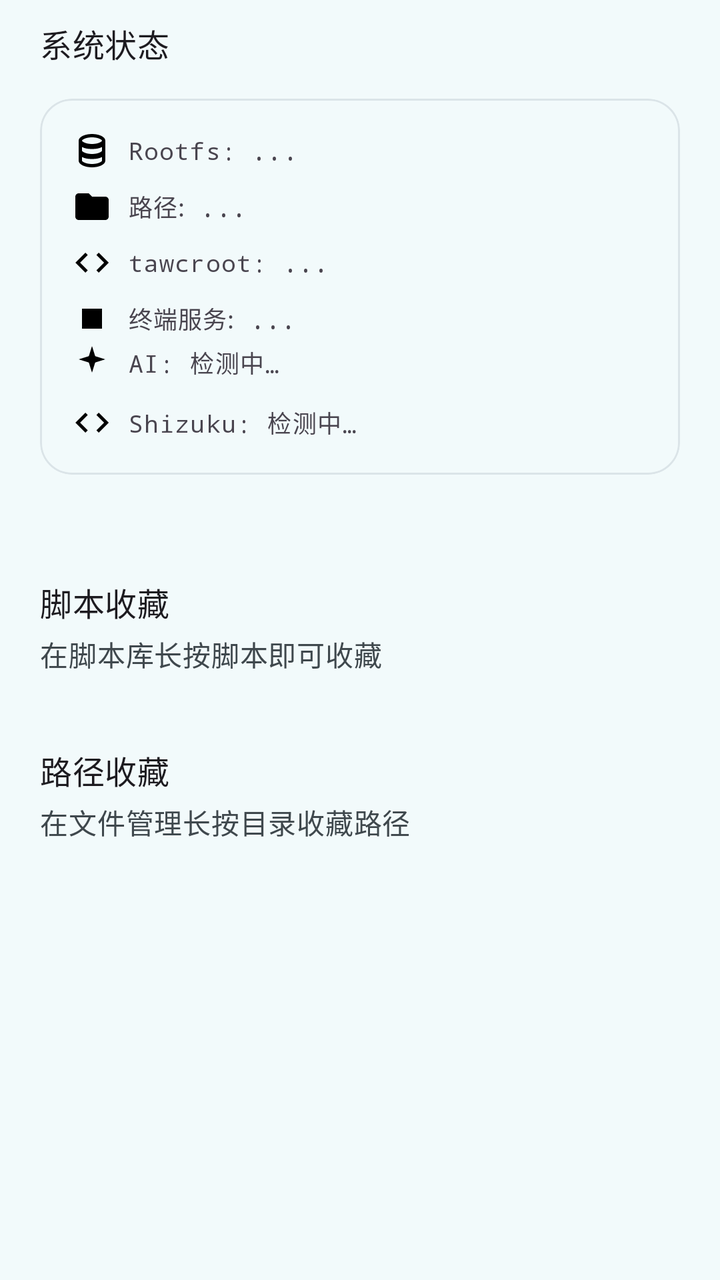
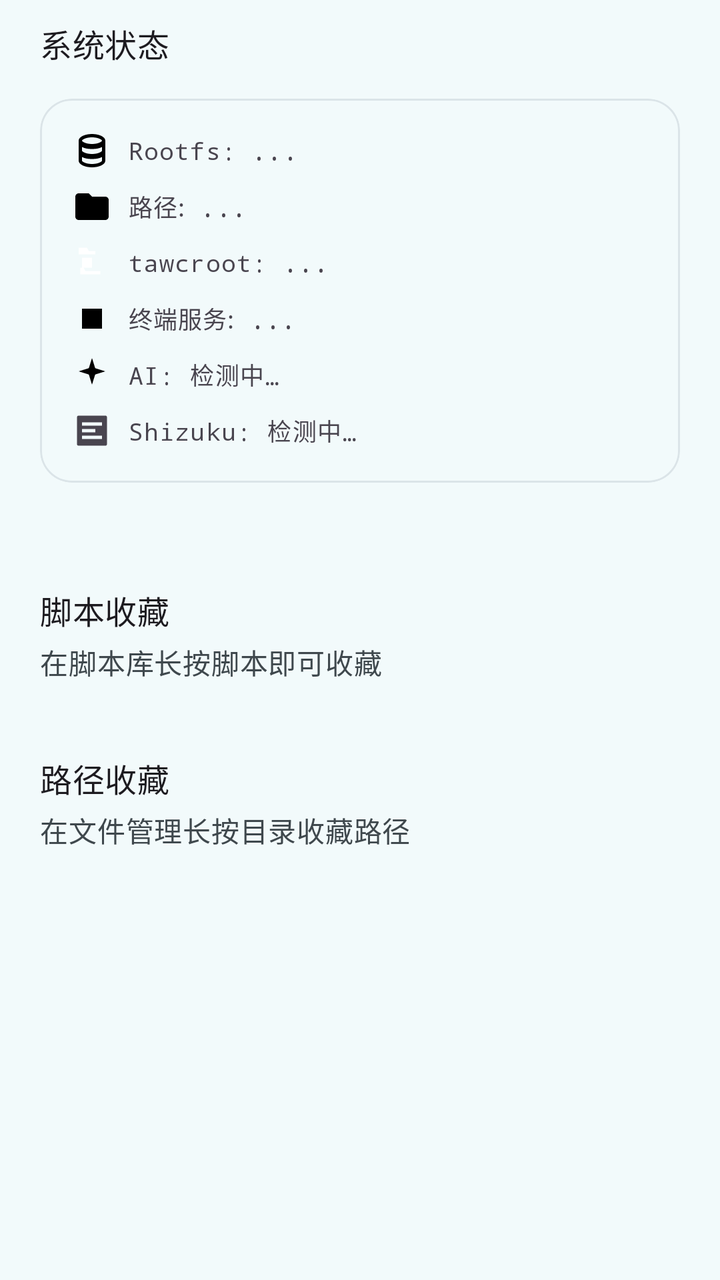

Before-and-after screenshots of an Android layout around one commit, followed by the original layout XML and the change that was made.
<!-- AndroidManifest.xml: application theme Theme.CodeTool -->
<!-- res/layout/fragment_home.xml -->
<?xml version="1.0" encoding="utf-8"?>
<ScrollView xmlns:android="http://schemas.android.com/apk/res/android"
    xmlns:app="http://schemas.android.com/apk/res-auto"
    android:layout_width="match_parent"
    android:layout_height="match_parent"
    android:background="?android:attr/colorBackground"
    android:scrollbars="none"
    android:paddingHorizontal="20dp"
    android:paddingTop="10dp"
    android:paddingBottom="20dp">

    <LinearLayout
        android:layout_width="match_parent"
        android:layout_height="wrap_content"
        android:orientation="vertical">

        <com.google.android.material.textview.MaterialTextView
            android:layout_width="wrap_content"
            android:layout_height="wrap_content"
            android:text="系统状态"
            android:textAppearance="?attr/textAppearanceTitleMedium"
            android:layout_marginBottom="16dp" />

        <com.google.android.material.card.MaterialCardView
            android:layout_width="match_parent"
            android:layout_height="wrap_content"
            app:cardCornerRadius="16dp"
            app:cardElevation="0dp"
            app:strokeWidth="1dp"
            app:strokeColor="?attr/colorSurfaceVariant"
            android:layout_marginBottom="20dp">

            <LinearLayout
                android:layout_width="match_parent"
                android:layout_height="wrap_content"
                android:orientation="vertical"
                android:padding="16dp">

                
                <LinearLayout
                    android:layout_width="match_parent"
                    android:layout_height="wrap_content"
                    android:orientation="horizontal"
                    android:gravity="center_vertical"
                    android:baselineAligned="false">

                    <ImageView
                        android:id="@+id/rootfsIcon"
                        android:layout_width="20dp"
                        android:layout_height="20dp"
                        android:scaleType="fitCenter"
                        android:src="@drawable/ic_storage"
                        android:contentDescription="@null" />

                    <com.google.android.material.textview.MaterialTextView
                        android:id="@+id/rootfsText"
                        android:layout_width="0dp"
                        android:layout_height="wrap_content"
                        android:layout_weight="1"
                        android:layout_marginStart="8dp"
                        android:fontFamily="monospace"
                        android:textAppearance="?attr/textAppearanceBodySmall"
                        android:text="Rootfs: ..." />
                </LinearLayout>

                <LinearLayout
                    android:layout_width="match_parent"
                    android:layout_height="wrap_content"
                    android:layout_marginTop="8dp"
                    android:orientation="horizontal"
                    android:gravity="center_vertical"
                    android:baselineAligned="false">

                    <ImageView
                        android:id="@+id/pathIcon"
                        android:layout_width="20dp"
                        android:layout_height="20dp"
                        android:scaleType="fitCenter"
                        android:src="@drawable/ic_folder"
                        android:contentDescription="@null" />

                    <com.google.android.material.textview.MaterialTextView
                        android:id="@+id/pathText"
                        android:layout_width="0dp"
                        android:layout_height="wrap_content"
                        android:layout_weight="1"
                        android:layout_marginStart="8dp"
                        android:fontFamily="monospace"
                        android:textAppearance="?attr/textAppearanceBodySmall"
                        android:text="路径: ..." />
                </LinearLayout>

                <LinearLayout
                    android:layout_width="match_parent"
                    android:layout_height="wrap_content"
                    android:layout_marginTop="8dp"
                    android:orientation="horizontal"
                    android:gravity="center_vertical"
                    android:baselineAligned="false">

                    <ImageView
                        android:id="@+id/tawcrootIcon"
                        android:layout_width="20dp"
                        android:layout_height="20dp"
                        android:scaleType="fitCenter"
                        android:src="@drawable/ic_code"
                        android:contentDescription="@null" />

                    <com.google.android.material.textview.MaterialTextView
                        android:id="@+id/tawcrootText"
                        android:layout_width="0dp"
                        android:layout_height="wrap_content"
                        android:layout_weight="1"
                        android:layout_marginStart="8dp"
                        android:fontFamily="monospace"
                        android:textAppearance="?attr/textAppearanceBodySmall"
                        android:text="tawcroot: ..." />
                </LinearLayout>

                <LinearLayout
                    android:layout_width="match_parent"
                    android:layout_height="wrap_content"
                    android:layout_marginTop="8dp"
                    android:orientation="horizontal"
                    android:gravity="center_vertical"
                    android:baselineAligned="false">

                    <ImageView
                        android:id="@+id/serviceIcon"
                        android:layout_width="20dp"
                        android:layout_height="20dp"
                        android:scaleType="fitCenter"
                        android:src="@drawable/ic_stop"
                        android:contentDescription="@null" />

                    <com.google.android.material.textview.MaterialTextView
                        android:id="@+id/serviceText"
                        android:layout_width="0dp"
                        android:layout_height="wrap_content"
                        android:layout_weight="1"
                        android:layout_marginStart="8dp"
                        android:fontFamily="monospace"
                        android:textAppearance="?attr/textAppearanceBodySmall"
                        android:text="终端服务: ..." />
                </LinearLayout>

                
                <LinearLayout
                    android:layout_width="match_parent"
                    android:layout_height="wrap_content"
                    android:orientation="horizontal"
                    android:gravity="center_vertical"
                    android:paddingVertical="2dp">

                    <ImageView
                        android:id="@+id/aiStatusIcon"
                        android:layout_width="20dp"
                        android:layout_height="20dp"
                        android:scaleType="fitCenter"
                        android:src="@drawable/ic_ai"
                        android:contentDescription="@null" />

                    <com.google.android.material.textview.MaterialTextView
                        android:id="@+id/aiStatusText"
                        android:layout_width="0dp"
                        android:layout_height="wrap_content"
                        android:layout_weight="1"
                        android:layout_marginStart="8dp"
                        android:fontFamily="monospace"
                        android:textAppearance="?attr/textAppearanceBodySmall"
                        android:text="AI: 检测中…" />
                </LinearLayout>

                
                <LinearLayout
                    android:id="@+id/shizukuRow"
                    android:layout_width="match_parent"
                    android:layout_height="wrap_content"
                    android:layout_marginTop="8dp"
                    android:orientation="horizontal"
                    android:gravity="center_vertical"
                    android:baselineAligned="false"
                    android:clickable="true"
                    android:focusable="true"
                    android:background="?attr/selectableItemBackground">

                    <ImageView
                        android:id="@+id/shizukuIcon"
                        android:layout_width="20dp"
                        android:layout_height="20dp"
                        android:scaleType="fitCenter"
                        android:src="@drawable/ic_code"
                        android:contentDescription="@null" />

                    <com.google.android.material.textview.MaterialTextView
                        android:id="@+id/shizukuText"
                        android:layout_width="0dp"
                        android:layout_height="wrap_content"
                        android:layout_weight="1"
                        android:layout_marginStart="8dp"
                        android:fontFamily="monospace"
                        android:textAppearance="?attr/textAppearanceBodySmall"
                        android:text="Shizuku: 检测中…" />
                </LinearLayout>

                <com.google.android.material.progressindicator.LinearProgressIndicator
                    android:id="@+id/progressBar"
                    android:layout_width="match_parent"
                    android:layout_height="wrap_content"
                    android:layout_marginTop="12dp"
                    android:visibility="gone"
                    app:indicatorColor="?attr/colorPrimary"
                    app:trackColor="?attr/colorSurfaceVariant"
                    app:trackCornerRadius="4dp"
                    app:trackThickness="6dp" />

            </LinearLayout>
        </com.google.android.material.card.MaterialCardView>

        
        <com.google.android.material.textview.MaterialTextView
            android:id="@+id/scriptFavTitle"
            android:layout_width="wrap_content"
            android:layout_height="wrap_content"
            android:layout_marginTop="32dp"
            android:text="脚本收藏"
            android:textAppearance="?attr/textAppearanceTitleMedium" />

        <com.google.android.material.textview.MaterialTextView
            android:id="@+id/scriptFavEmpty"
            android:layout_width="wrap_content"
            android:layout_height="wrap_content"
            android:layout_marginTop="4dp"
            android:textAppearance="?attr/textAppearanceBodyMedium"
            android:textColor="?attr/colorOnSurfaceVariant"
            android:text="在脚本库长按脚本即可收藏" />

        <LinearLayout
            android:id="@+id/scriptFavList"
            android:layout_width="match_parent"
            android:layout_height="wrap_content"
            android:layout_marginTop="8dp"
            android:orientation="vertical" />

        
        <com.google.android.material.textview.MaterialTextView
            android:id="@+id/pathFavTitle"
            android:layout_width="wrap_content"
            android:layout_height="wrap_content"
            android:layout_marginTop="28dp"
            android:text="路径收藏"
            android:textAppearance="?attr/textAppearanceTitleMedium" />

        <com.google.android.material.textview.MaterialTextView
            android:id="@+id/pathFavEmpty"
            android:layout_width="wrap_content"
            android:layout_height="wrap_content"
            android:layout_marginTop="4dp"
            android:textAppearance="?attr/textAppearanceBodyMedium"
            android:textColor="?attr/colorOnSurfaceVariant"
            android:text="在文件管理长按目录收藏路径" />

        <LinearLayout
            android:id="@+id/pathFavList"
            android:layout_width="match_parent"
            android:layout_height="wrap_content"
            android:layout_marginTop="8dp"
            android:orientation="vertical" />

    </LinearLayout>
</ScrollView>
<!-- resources referenced by this layout -->
<resources>
  <!-- drawable ic_ai (drawable) -->
  <vector xmlns:android="http://schemas.android.com/apk/res/android"
      android:width="20dp"
      android:height="20dp"
      android:viewportWidth="24"
      android:viewportHeight="24">
      <path
          android:fillColor="#FF000000"
          android:pathData="M12,2l1.9,6.1L20,10l-6.1,1.9L12,18l-1.9,-6.1L4,10l6.1,-1.9L12,2z" />
  </vector>
  <!-- drawable ic_code (drawable) -->
  <vector xmlns:android="http://schemas.android.com/apk/res/android"
      android:width="20dp"
      android:height="20dp"
      android:viewportWidth="24"
      android:viewportHeight="24">
      <path
          android:fillColor="#FF000000"
          android:pathData="M9.4,16.6L4.8,12l4.6,-4.6L8,6l-6,6 6,6 1.4,-1.4zM14.6,16.6l4.6,-4.6 -4.6,-4.6L16,6l6,6 -6,6 -1.4,-1.4z" />
  </vector>
  <!-- drawable ic_folder (drawable) -->
  <vector xmlns:android="http://schemas.android.com/apk/res/android" android:width="20dp" android:height="20dp" android:viewportWidth="24" android:viewportHeight="24">
    <path android:fillColor="#FF000000" android:pathData="M10,4H4c-1.1,0 -1.99,0.9 -1.99,2L2,18c0,1.1 0.9,2 2,2h16c1.1,0 2,-0.9 2,-2V8c0,-1.1 -0.9,-2 -2,-2h-8l-2,-2z"/>
  </vector>
  <!-- drawable ic_stop (drawable) -->
  <vector xmlns:android="http://schemas.android.com/apk/res/android" android:width="20dp" android:height="20dp" android:viewportWidth="24" android:viewportHeight="24">
    <path android:fillColor="#FF000000" android:pathData="M6,6h12v12H6V6z"/>
  </vector>
  <!-- drawable ic_storage (drawable) -->
  <vector xmlns:android="http://schemas.android.com/apk/res/android"
      android:width="20dp"
      android:height="20dp"
      android:viewportWidth="24"
      android:viewportHeight="24">
      <path
          android:fillColor="#FF000000"
          android:pathData="M12,2C7.58,2 4,3.79 4,6v12c0,2.21 3.58,4 8,4s8,-1.79 8,-4V6c0,-2.21 -3.58,-4 -8,-4zM12,4c3.87,0 6,1.5 6,2s-2.13,2 -6,2S6,6.5 6,6 8.13,4 12,4zM18,18c0,0.5 -2.13,2 -6,2s-6,-1.5 -6,-2v-2.2c1.45,0.85 3.62,1.2 6,1.2s4.55,-0.35 6,-1.2V18zM18,12c0,0.5 -2.13,2 -6,2s-6,-1.5 -6,-2v-2.2c1.45,0.85 3.62,1.2 6,1.2s4.55,-0.35 6,-1.2V12z" />
  </vector>
  <color name="light_primary">#FF006A78</color>
  <color name="light_on_primary">#FFFFFFFF</color>
  <color name="light_primary_container">#FF9CEAFB</color>
  <color name="light_on_primary_container">#FF00202A</color>
  <color name="light_secondary">#FF4C636B</color>
  <color name="light_on_secondary">#FFFFFFFF</color>
  <color name="light_secondary_container">#FFCFE8F1</color>
  <color name="light_on_secondary_container">#FF071F25</color>
  <color name="light_surface">#FFF2FAFB</color>
  <color name="light_on_surface">#FF171D1F</color>
  <color name="light_surface_variant">#FFDBE4E8</color>
  <color name="light_on_surface_variant">#FF3F484D</color>
  <color name="light_surface_container">#FFE6EFF1</color>
  <color name="light_background">#FFF2FAFB</color>
  <color name="light_on_background">#FF171D1F</color>
  <color name="light_outline">#FF6F797D</color>
  <color name="error">#FFFFB4AB</color>
  <color name="error_container">#FF93000A</color>
  <color name="on_error_container">#FFFFDAD6</color>
  <!-- unchanged entries left out for length: 1 -->
</resources>

<!-- the commit's change to res/layout/fragment_home.xml (unified diff, before → after) -->
@@ -103,7 +103,7 @@
                         android:layout_width="20dp"
                         android:layout_height="20dp"
                         android:scaleType="fitCenter"
-                        android:src="@drawable/ic_code"
+                        android:src="@drawable/ic_container"
                         android:contentDescription="@null" />
 
                     <com.google.android.material.textview.MaterialTextView
@@ -148,9 +148,10 @@
                 <LinearLayout
                     android:layout_width="match_parent"
                     android:layout_height="wrap_content"
-                    android:orientation="horizontal"
-                    android:gravity="center_vertical"
-                    android:paddingVertical="2dp">
+                    android:layout_marginTop="8dp"
+                    android:orientation="horizontal"
+                    android:gravity="center_vertical"
+                    android:baselineAligned="false">
 
                     <ImageView
                         android:id="@+id/aiStatusIcon"
@@ -189,7 +190,7 @@
                         android:layout_width="20dp"
                         android:layout_height="20dp"
                         android:scaleType="fitCenter"
-                        android:src="@drawable/ic_code"
+                        android:src="@drawable/ic_terminal"
                         android:contentDescription="@null" />
 
                     <com.google.android.material.textview.MaterialTextView
<!-- resource entries referenced after the edit -->
@@ -10,15 +10,12 @@
           android:fillColor="#FF000000"
           android:pathData="M12,2l1.9,6.1L20,10l-6.1,1.9L12,18l-1.9,-6.1L4,10l6.1,-1.9L12,2z" />
   </vector>
-  <!-- drawable ic_code (drawable) -->
+  <!-- drawable ic_container (drawable) -->
   <vector xmlns:android="http://schemas.android.com/apk/res/android"
-      android:width="20dp"
-      android:height="20dp"
-      android:viewportWidth="24"
-      android:viewportHeight="24">
-      <path
-          android:fillColor="#FF000000"
-          android:pathData="M9.4,16.6L4.8,12l4.6,-4.6L8,6l-6,6 6,6 1.4,-1.4zM14.6,16.6l4.6,-4.6 -4.6,-4.6L16,6l6,6 -6,6 -1.4,-1.4z" />
+      android:width="24dp" android:height="24dp"
+      android:viewportWidth="24" android:viewportHeight="24">
+      <path android:fillColor="@android:color/white"
+          android:pathData="M4,3h5l1,2h4v2H4V3z M5,7v12h12v-2H8l-1,-2H5V3z M6,9v6h6V9H6z" />
   </vector>
   <!-- drawable ic_folder (drawable) -->
   <vector xmlns:android="http://schemas.android.com/apk/res/android" android:width="20dp" android:height="20dp" android:viewportWidth="24" android:viewportHeight="24">
@@ -37,6 +34,14 @@
       <path
           android:fillColor="#FF000000"
           android:pathData="M12,2C7.58,2 4,3.79 4,6v12c0,2.21 3.58,4 8,4s8,-1.79 8,-4V6c0,-2.21 -3.58,-4 -8,-4zM12,4c3.87,0 6,1.5 6,2s-2.13,2 -6,2S6,6.5 6,6 8.13,4 12,4zM18,18c0,0.5 -2.13,2 -6,2s-6,-1.5 -6,-2v-2.2c1.45,0.85 3.62,1.2 6,1.2s4.55,-0.35 6,-1.2V18zM18,12c0,0.5 -2.13,2 -6,2s-6,-1.5 -6,-2v-2.2c1.45,0.85 3.62,1.2 6,1.2s4.55,-0.35 6,-1.2V12z" />
+  </vector>
+  <!-- drawable ic_terminal (drawable) -->
+  <vector xmlns:android="http://schemas.android.com/apk/res/android"
+      android:width="24dp" android:height="24dp"
+      android:viewportWidth="24" android:viewportHeight="24"
+      android:tint="?attr/colorControlNormal">
+      <path android:fillColor="@android:color/white"
+          android:pathData="M4,3h16a1,1 0 0 1 1,1v16a1,1 0 0 1 -1,1H4a1,1 0 0 1 -1,-1V4a1,1 0 0 1 1,-1zm2,4v2h12V7H6zm0,4v2h8v-2H6zm0,4v2h12v-2H6z" />
   </vector>
   <color name="light_primary">#FF006A78</color>
   <color name="light_on_primary">#FFFFFFFF</color>
